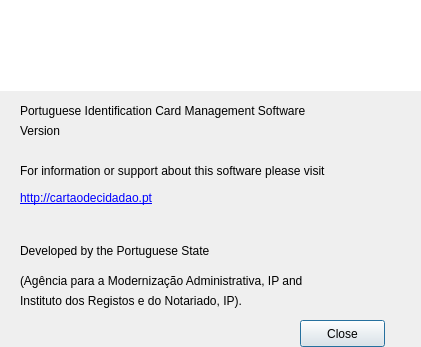
This is _src/eidmw/eidgui/dlgAbout.ui in 12019/svn.gov.pt as Qt 5 draws it before an edit. The edited form follows.
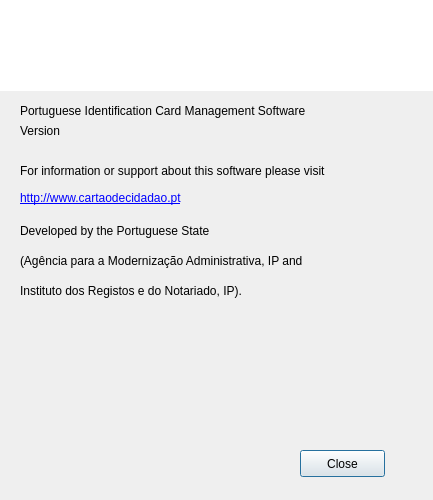
This is the edited form. Icons and pictures are not drawn.

```diff
--- a/_src/eidmw/eidgui/dlgAbout.ui
+++ b/_src/eidmw/eidgui/dlgAbout.ui
@@ -9,8 +9,8 @@
    <rect>
     <x>0</x>
     <y>0</y>
-    <width>421</width>
-    <height>347</height>
+    <width>433</width>
+    <height>500</height>
    </rect>
   </property>
   <property name="sizePolicy">
@@ -38,7 +38,7 @@
    <property name="geometry">
     <rect>
      <x>300</x>
-     <y>320</y>
+     <y>450</y>
      <width>85</width>
      <height>27</height>
     </rect>
@@ -52,7 +52,7 @@
     <rect>
      <x>20</x>
      <y>100</y>
-     <width>349</width>
+     <width>400</width>
      <height>22</height>
     </rect>
    </property>
@@ -83,7 +83,7 @@
    </property>
    <property name="minimumSize">
     <size>
-     <width>400</width>
+     <width>410</width>
      <height>21</height>
     </size>
    </property>
@@ -115,7 +115,7 @@
     <rect>
      <x>0</x>
      <y>0</y>
-     <width>421</width>
+     <width>433</width>
      <height>91</height>
     </rect>
    </property>
@@ -152,7 +152,7 @@
     </rect>
    </property>
    <property name="text">
-    <string>&lt;a href=&quot;http://cartaodecidadao.pt&quot;&gt; http://cartaodecidadao.pt</string>
+    <string>&lt;a href=&quot;http://www.cartaodecidadao.pt&quot;&gt; http://www.cartaodecidadao.pt</string>
    </property>
    <property name="openExternalLinks">
     <bool>true</bool>
@@ -162,7 +162,7 @@
    <property name="geometry">
     <rect>
      <x>20</x>
-     <y>240</y>
+     <y>220</y>
      <width>371</width>
      <height>22</height>
     </rect>
@@ -188,7 +188,7 @@
    <property name="geometry">
     <rect>
      <x>20</x>
-     <y>270</y>
+     <y>250</y>
      <width>381</width>
      <height>22</height>
     </rect>
@@ -201,7 +201,7 @@
    <property name="geometry">
     <rect>
      <x>20</x>
-     <y>290</y>
+     <y>280</y>
      <width>371</width>
      <height>22</height>
     </rect>
@@ -223,6 +223,23 @@
     <string/>
    </property>
   </widget>
+
+<widget class="QLabel" name="label_qren">
+   <property name="geometry">
+    <rect>
+     <x>0</x>
+     <y>320</y>
+     <width>433</width>
+     <height>103</height>
+    </rect>
+   </property>
+    <property name="pixmap">
+     <pixmap resource="eidgui.qrc">:/images/Images/logo_cor400.png</pixmap>
+    </property>
+   <property name="text">
+    <string/>
+   </property>
+</widget>
  </widget>
  <resources>
   <include location="eidgui.qrc"/>
```
Left out of the diff: 4 changed lines with no effect on the pictures. Lines whose indentation alone changed are shown as unchanged.
